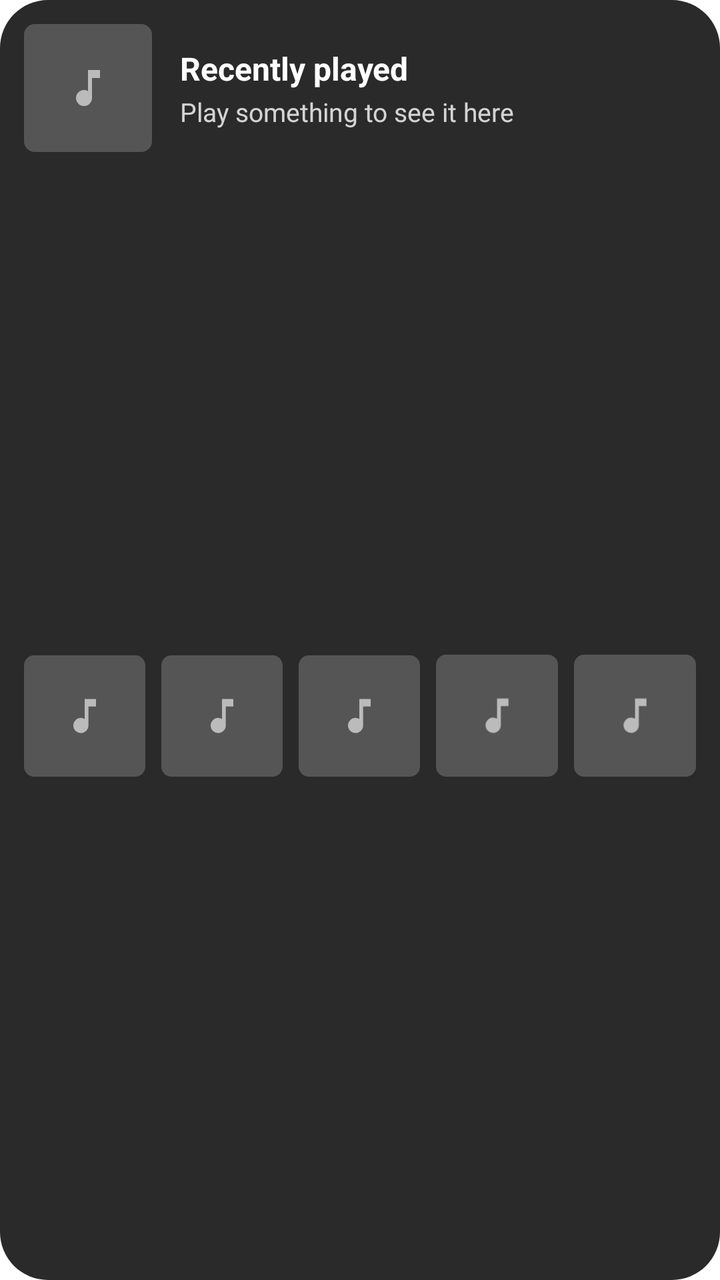
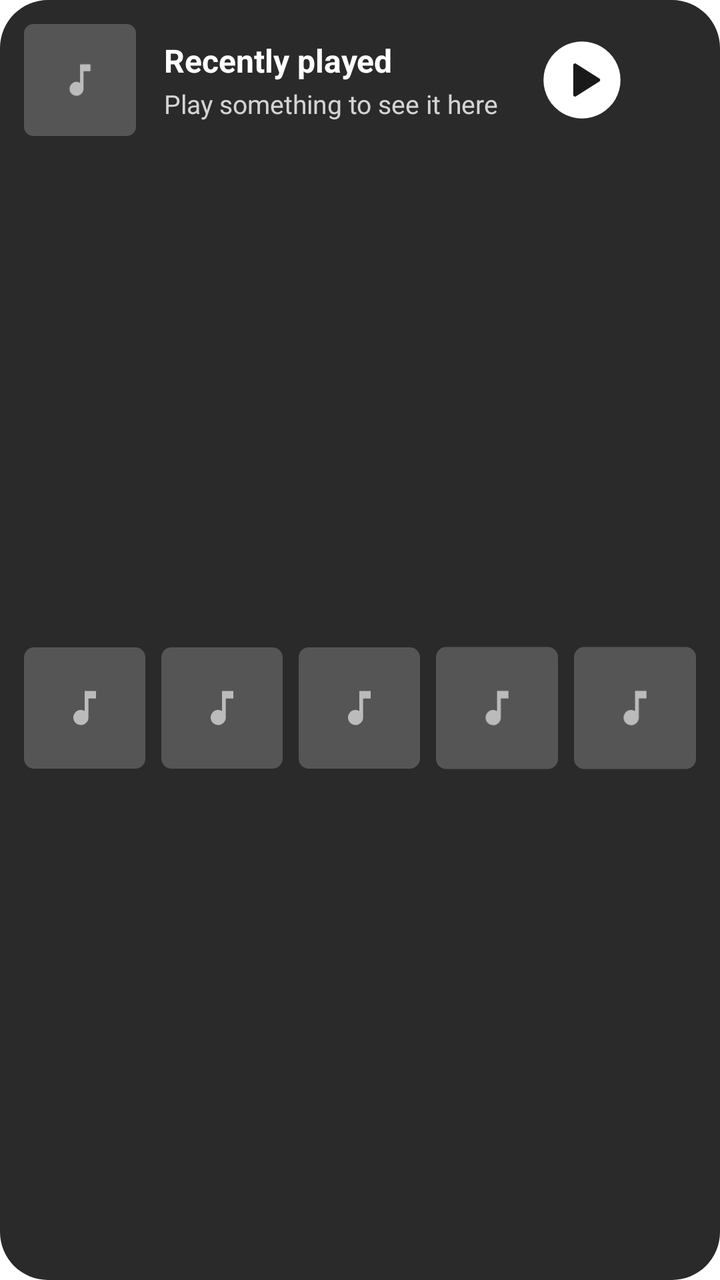

Screens rendered from an Android XML layout before and after an edit, with the pre-edit source and the edit as a unified diff.
<!-- AndroidManifest.xml: fallback theme Theme.MaterialComponents.DayNight.NoActionBar -->
<!-- res/layout/om_widget_recent.xml -->
<?xml version="1.0" encoding="utf-8"?>
<FrameLayout xmlns:android="http://schemas.android.com/apk/res/android"
    android:id="@+id/om_root"
    android:layout_width="match_parent"
    android:layout_height="match_parent">

    <ImageView
        android:id="@+id/om_bg"
        android:layout_width="match_parent"
        android:layout_height="match_parent"
        android:importantForAccessibility="no"
        android:scaleType="fitXY"
        android:src="@drawable/om_widget_bg" />

    <LinearLayout
        android:layout_width="match_parent"
        android:layout_height="match_parent"
        android:orientation="vertical"
        android:padding="12dp">

        <LinearLayout
            android:id="@+id/om_head"
            android:layout_width="match_parent"
            android:layout_height="wrap_content"
            android:background="?android:attr/selectableItemBackground"
            android:gravity="center_vertical"
            android:orientation="horizontal">

            <ImageView
                android:id="@+id/om_head_art"
                android:layout_width="64dp"
                android:layout_height="64dp"
                android:importantForAccessibility="no"
                android:scaleType="centerCrop"
                android:src="@drawable/om_widget_placeholder" />

            <LinearLayout
                android:layout_width="0dp"
                android:layout_height="wrap_content"
                android:layout_marginStart="14dp"
                android:layout_weight="1"
                android:orientation="vertical">

                <TextView
                    android:id="@+id/om_head_title"
                    android:layout_width="match_parent"
                    android:layout_height="wrap_content"
                    android:ellipsize="end"
                    android:singleLine="true"
                    android:text="@string/om_widget_recent"
                    android:textColor="#FFFFFFFF"
                    android:textSize="16sp"
                    android:textStyle="bold" />

                <TextView
                    android:id="@+id/om_head_sub"
                    android:layout_width="match_parent"
                    android:layout_height="wrap_content"
                    android:layout_marginTop="2dp"
                    android:ellipsize="end"
                    android:singleLine="true"
                    android:text="@string/om_widget_recent_empty"
                    android:textColor="#CCFFFFFF"
                    android:textSize="13sp" />
            </LinearLayout>

            <ImageView
                android:id="@+id/om_logo"
                android:layout_width="30dp"
                android:layout_height="30dp"
                android:layout_gravity="top"
                android:importantForAccessibility="no"
                android:scaleType="fitCenter" />
        </LinearLayout>

        <LinearLayout
            android:id="@+id/om_row"
            android:layout_width="match_parent"
            android:layout_height="0dp"
            android:layout_marginTop="12dp"
            android:layout_weight="1"
            android:gravity="center_vertical"
            android:orientation="horizontal">

            <ImageView android:id="@+id/om_item1" style="@style/OmWidgetItem" />
            <ImageView android:id="@+id/om_item2" style="@style/OmWidgetItem" />
            <ImageView android:id="@+id/om_item3" style="@style/OmWidgetItem" />
            <ImageView android:id="@+id/om_item4" style="@style/OmWidgetItem" />
            <ImageView android:id="@+id/om_item5" style="@style/OmWidgetItem" android:layout_marginEnd="0dp" />
        </LinearLayout>
    </LinearLayout>
</FrameLayout>
<!-- resources referenced by this layout -->
<resources>
  <!-- drawable om_widget_bg (drawable) -->
  <?xml version="1.0" encoding="utf-8"?>
  <shape xmlns:android="http://schemas.android.com/apk/res/android" android:shape="rectangle">
      <solid android:color="#FF2A2A2A" />
      <corners android:radius="24dp" />
  </shape>
  <!-- drawable om_widget_placeholder (drawable) -->
  <?xml version="1.0" encoding="utf-8"?>
  <layer-list xmlns:android="http://schemas.android.com/apk/res/android">
      <item>
          <shape android:shape="rectangle">
              <solid android:color="#33FFFFFF" />
              <corners android:radius="8dp" />
              <size android:width="96dp" android:height="96dp" />
          </shape>
      </item>
      <item android:gravity="center" android:width="36dp" android:height="36dp" android:drawable="@drawable/om_ic_note" />
  </layer-list>
  <string name="om_widget_recent">Recently played</string>
  <string name="om_widget_recent_empty">Play something to see it here</string>
  <style name="OmWidgetItem">
          <item name="android:layout_width">0dp</item>
          <item name="android:layout_height">wrap_content</item>
          <item name="android:layout_weight">1</item>
          <item name="android:layout_marginEnd">8dp</item>
          <item name="android:adjustViewBounds">true</item>
          <item name="android:scaleType">fitCenter</item>
          <item name="android:background">?android:attr/selectableItemBackground</item>
          <item name="android:src">@drawable/om_widget_placeholder</item>
      </style>
  <!-- drawable om_ic_note (drawable) -->
  <?xml version="1.0" encoding="utf-8"?>
  <vector xmlns:android="http://schemas.android.com/apk/res/android" android:width="24dp" android:height="24dp" android:viewportWidth="24" android:viewportHeight="24">
      <path android:fillColor="#99FFFFFF" android:pathData="M12,3v10.55A4,4 0,1 0,14 17V7h4V3h-6z" />
  </vector>
</resources>

<!-- the commit's change to res/layout/om_widget_recent.xml (unified diff, before → after) -->
@@ -28,8 +28,8 @@
 
             <ImageView
                 android:id="@+id/om_head_art"
-                android:layout_width="64dp"
-                android:layout_height="64dp"
+                android:layout_width="56dp"
+                android:layout_height="56dp"
                 android:importantForAccessibility="no"
                 android:scaleType="centerCrop"
                 android:src="@drawable/om_widget_placeholder" />
@@ -64,11 +64,23 @@
                     android:textSize="13sp" />
             </LinearLayout>
 
+            <ImageButton
+                android:id="@+id/om_play"
+                android:layout_width="46dp"
+                android:layout_height="46dp"
+                android:layout_marginStart="8dp"
+                android:background="?android:attr/selectableItemBackgroundBorderless"
+                android:contentDescription="@string/om_play"
+                android:padding="2dp"
+                android:scaleType="fitCenter"
+                android:src="@drawable/om_ic_play_circle" />
+
             <ImageView
                 android:id="@+id/om_logo"
-                android:layout_width="30dp"
-                android:layout_height="30dp"
+                android:layout_width="26dp"
+                android:layout_height="26dp"
                 android:layout_gravity="top"
+                android:layout_marginStart="8dp"
                 android:importantForAccessibility="no"
                 android:scaleType="fitCenter" />
         </LinearLayout>
<!-- resource entries referenced after the edit -->
@@ -1,5 +1,11 @@
 <!-- resources referenced by this layout -->
 <resources>
+  <!-- drawable om_ic_play_circle (drawable) -->
+  <?xml version="1.0" encoding="utf-8"?>
+  <vector xmlns:android="http://schemas.android.com/apk/res/android" android:width="48dp" android:height="48dp" android:viewportWidth="48" android:viewportHeight="48">
+      <path android:fillColor="#FFFFFFFF" android:pathData="M24,2a22,22 0,1 0,0.001 0z" />
+      <path android:fillColor="#E6000000" android:pathData="M19,15.5v17a1,1 0,0 0,1.52 0.85l13.4,-8.5a1,1 0,0 0,0 -1.7l-13.4,-8.5A1,1 0,0 0,19 15.5z" />
+  </vector>
   <!-- drawable om_widget_bg (drawable) -->
   <?xml version="1.0" encoding="utf-8"?>
   <shape xmlns:android="http://schemas.android.com/apk/res/android" android:shape="rectangle">
@@ -18,14 +24,14 @@
       </item>
       <item android:gravity="center" android:width="36dp" android:height="36dp" android:drawable="@drawable/om_ic_note" />
   </layer-list>
+  <string name="om_play">Play</string>
   <string name="om_widget_recent">Recently played</string>
   <string name="om_widget_recent_empty">Play something to see it here</string>
   <style name="OmWidgetItem">
           <item name="android:layout_width">0dp</item>
-          <item name="android:layout_height">wrap_content</item>
+          <item name="android:layout_height">match_parent</item>
           <item name="android:layout_weight">1</item>
           <item name="android:layout_marginEnd">8dp</item>
-          <item name="android:adjustViewBounds">true</item>
           <item name="android:scaleType">fitCenter</item>
           <item name="android:background">?android:attr/selectableItemBackground</item>
           <item name="android:src">@drawable/om_widget_placeholder</item>
